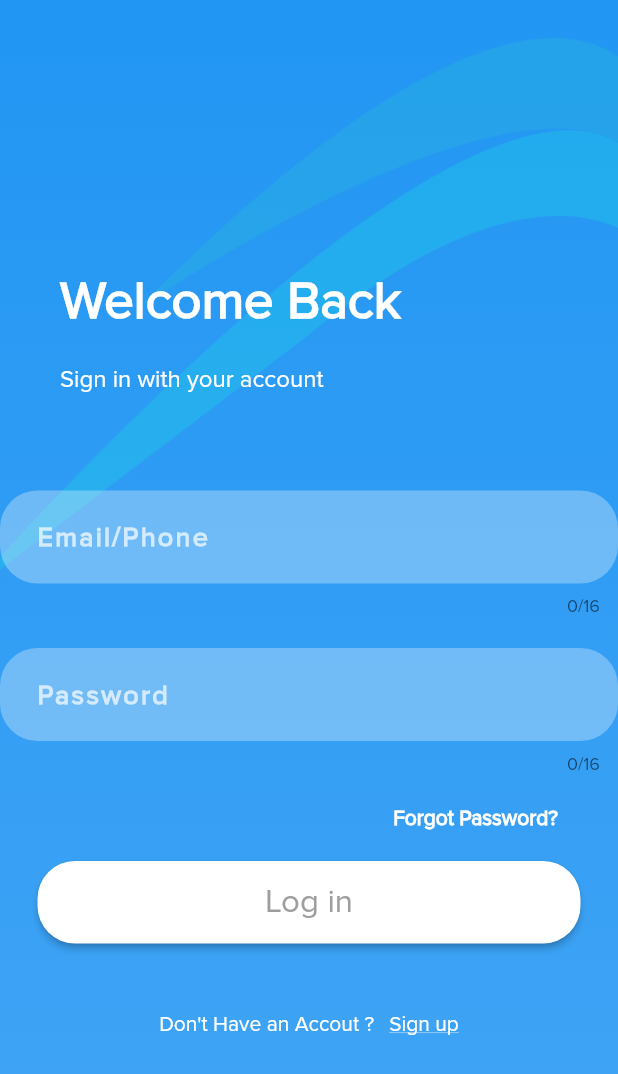
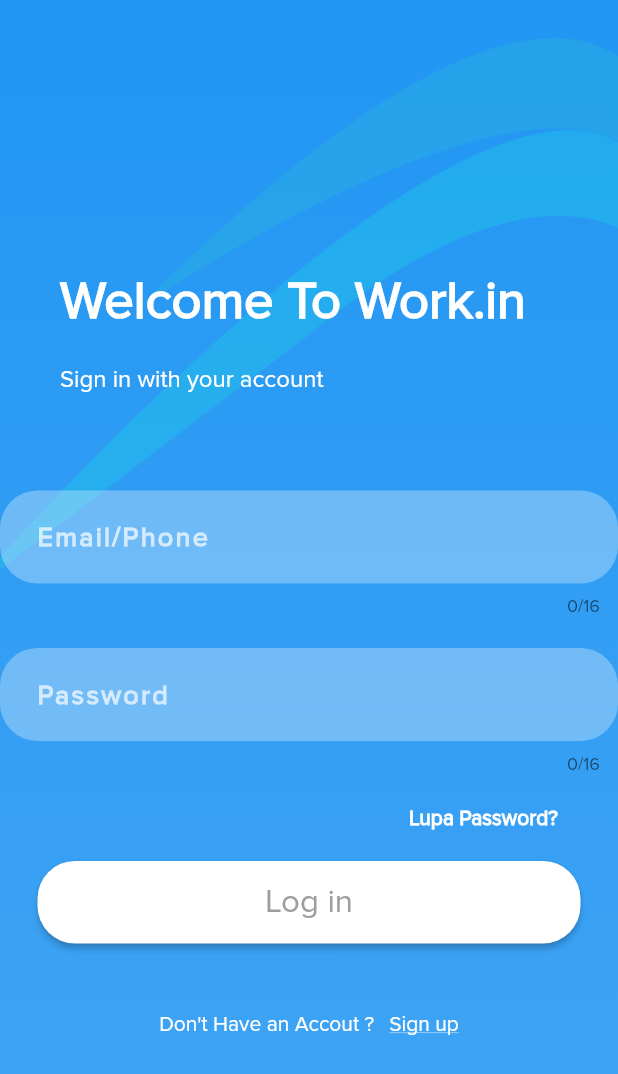
Before and after one commit to ahmadrzq/Kelompok-1, a Flutter app: the screen it shows after launch, on a phone screen of 412 x 824 dp. Shown: the top 1074 px of the screen. Run offline on Flutter 3.47's test engine with Material 2 defaults, Android fonts, the phone set to English and light mode, and no system bars.

Commit message:
Update login.dart

```diff
--- a/lib/login.dart
+++ b/lib/login.dart
@@ -42,7 +42,7 @@
                       width: 40,
                     ),
                     Text(
-                      'Welcome Back',
+                      'Welcome To Work.in',
                       style: TextStyle(
                           color: Colors.white,
                           fontWeight: FontWeight.bold,
@@ -155,7 +155,7 @@
                       onTap: () {},
                       child: Container(
                         child: Text(
-                          'Forgot Password?',
+                          'Lupa Password?',
                           style: TextStyle(
                               color: Colors.white, fontWeight: FontWeight.w700),
                         ),
```
